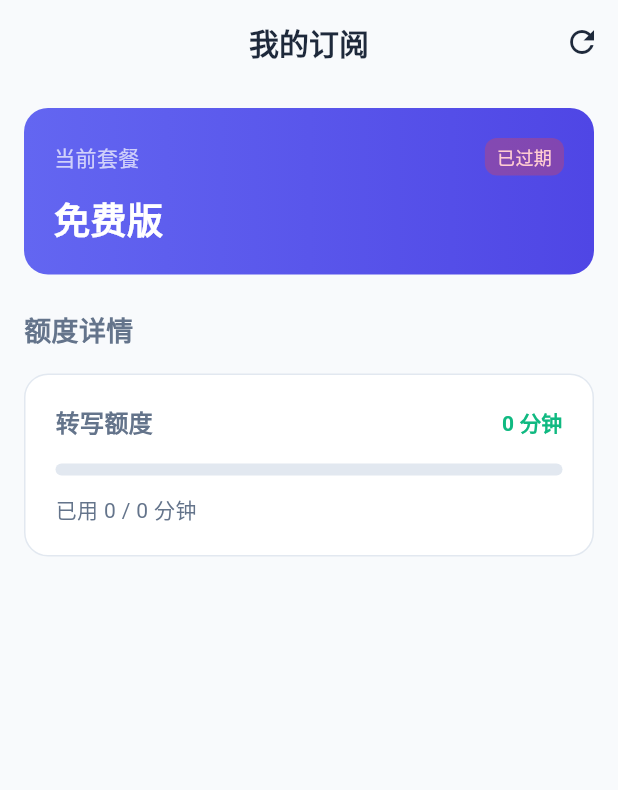
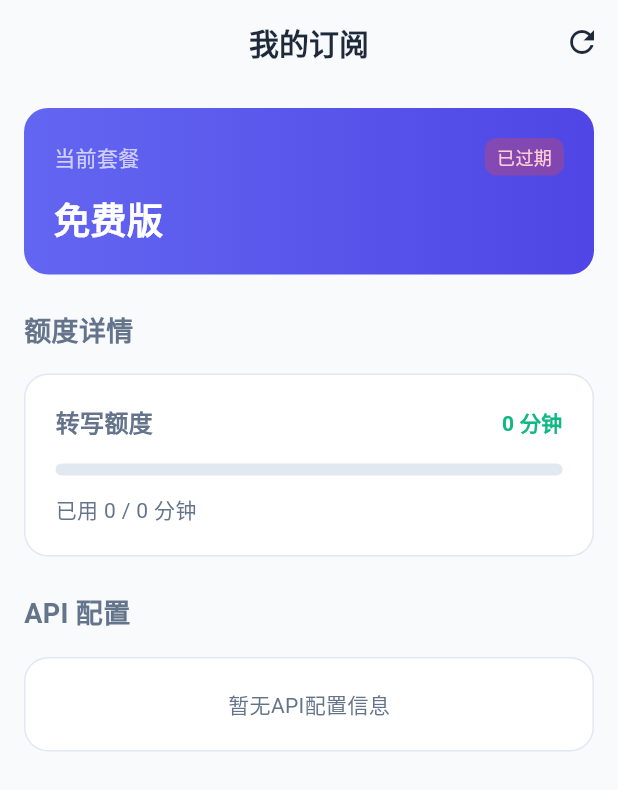
Before and after one commit to moyuwudao/dang, a Flutter app: the SubscriptionMineScreen screen opened by its route, after a tap on the "refresh" icon, on a phone screen of 412 x 824 dp. Shown: the top 790 px of the screen. Run offline on Flutter 3.47's test engine with Material 3 defaults, Android fonts, the phone set to English and light mode, and no system bars; our stand-ins replace connectivity_plus, dio, drift, drift_flutter, file_picker, flutter_local_notifications and 8 more; missing offline and left inert: add_2_calendar, pointycastle, record, webdav_client; accounts and stored records are empty; generated files the repository leaves out were written again; network calls fail; Roboto replaces fonts that are missing (PingFang SC).

Commit message:
feat: APP订阅页面添加API配置展示

```diff
--- a/lib/features/subscription/providers/subscription_provider.dart
+++ b/lib/features/subscription/providers/subscription_provider.dart
@@ -1,6 +1,29 @@
 import 'package:flutter_riverpod/flutter_riverpod.dart';
 import '../../../core/services/cloud_api_service.dart';
 import '../models/plan_model.dart';
+
+class ApiPolicy {
+  final String provider;
+  final String? modelPattern;
+  final double multiplier;
+  final bool isAllowed;
+
+  const ApiPolicy({
+    required this.provider,
+    this.modelPattern,
+    required this.multiplier,
+    this.isAllowed = true,
+  });
+
+  factory ApiPolicy.fromJson(Map<String, dynamic> json) {
+    return ApiPolicy(
+      provider: json['provider'] ?? '',
+      modelPattern: json['modelPattern'],
+      multiplier: (json['multiplier'] ?? 1.0).toDouble(),
+      isAllowed: json['isAllowed'] ?? true,
+    );
+  }
+}
 
 class SubscriptionState {
   final bool isActive;
@@ -10,6 +33,7 @@ class SubscriptionState {
   final int usedQuota;
   final DateTime? expiresAt;
   final int balanceCents;
+  final List<ApiPolicy> apiPolicies;
 
   const SubscriptionState({
     this.isActive = false,
@@ -19,6 +43,7 @@ class SubscriptionState {
     this.usedQuota = 0,
     this.expiresAt,
     this.balanceCents = 0,
+    this.apiPolicies = const [],
   });
 
   SubscriptionState copyWith({
@@ -29,6 +54,7 @@ class SubscriptionState {
     int? usedQuota,
     DateTime? expiresAt,
     int? balanceCents,
+    List<ApiPolicy>? apiPolicies,
   }) {
     return SubscriptionState(
       isActive: isActive ?? this.isActive,
@@ -38,6 +64,7 @@ class SubscriptionState {
       usedQuota: usedQuota ?? this.usedQuota,
       expiresAt: expiresAt ?? this.expiresAt,
       balanceCents: balanceCents ?? this.balanceCents,
+      apiPolicies: apiPolicies ?? this.apiPolicies,
     );
   }
 }
@@ -48,6 +75,9 @@ class SubscriptionNotifier extends AsyncNotifier<SubscriptionState> {
     try {
       final response = await CloudApiService.instance.get('/subscription');
       final data = response.data['data'];
+      final policies = (data['apiPolicies'] as List<dynamic>?)
+          ?.map((e) => ApiPolicy.fromJson(e))
+          .toList() ?? [];
       return SubscriptionState(
         isActive: data['status'] == 'active',
         planId: data['planId'],
@@ -58,6 +88,7 @@ class SubscriptionNotifier extends AsyncNotifier<SubscriptionState> {
             ? DateTime.parse(data['expiresAt'])
             : null,
         balanceCents: data['balanceCents'] ?? 0,
+        apiPolicies: policies,
       );
     } catch (e) {
       return const SubscriptionState();
@@ -68,6 +99,9 @@ class SubscriptionNotifier extends AsyncNotifier<SubscriptionState> {
     try {
       final response = await CloudApiService.instance.get('/subscription');
       final data = response.data['data'];
+      final policies = (data['apiPolicies'] as List<dynamic>?)
+          ?.map((e) => ApiPolicy.fromJson(e))
+          .toList() ?? [];
       state = AsyncData(SubscriptionState(
         isActive: data['status'] == 'active',
         planId: data['planId'],
@@ -78,6 +112,7 @@ class SubscriptionNotifier extends AsyncNotifier<SubscriptionState> {
             ? DateTime.parse(data['expiresAt'])
             : null,
         balanceCents: data['balanceCents'] ?? 0,
+        apiPolicies: policies,
       ));
     } catch (e, stack) {
       state = AsyncError(e, stack);
--- a/lib/features/subscription/screens/subscription_mine_screen.dart
+++ b/lib/features/subscription/screens/subscription_mine_screen.dart
@@ -46,6 +46,16 @@ class SubscriptionMineScreen extends ConsumerWidget {
             ),
             const SizedBox(height: 16),
             _buildQuotaCard(context, subscriptionState, l10n),
+            const SizedBox(height: 24),
+            Text(
+              'API 配置',
+              style: TextStyle(
+                fontSize: 18,
+                fontWeight: FontWeight.bold,
+              ),
+            ),
+            const SizedBox(height: 16),
+            _buildApiPoliciesCard(context, subscriptionState, l10n),
             const SizedBox(height: 100), // 为下拉刷新提供空间
           ],
         ),
@@ -176,4 +186,107 @@ class SubscriptionMineScreen extends ConsumerWidget {
       ),
     );
   }
-}
+
+  Widget _buildApiPoliciesCard(BuildContext context, SubscriptionState state, AppLocalizations l10n) {
+    if (state.apiPolicies.isEmpty) {
+      return Container(
+        padding: const EdgeInsets.all(20),
+        decoration: BoxDecoration(
+          color: AppColors.surface,
+          borderRadius: BorderRadius.circular(16),
+          border: Border.all(color: AppColors.divider),
+        ),
+        child: const Center(
+          child: Text(
+            '暂无API配置信息',
+            style: TextStyle(
+              color: AppColors.textSecondary,
+              fontSize: 14,
+            ),
+          ),
+        ),
+      );
+    }
+
+    final providerNames = {
+      'qwen': '通义千问',
+      'deepseek': 'DeepSeek',
+      'openai': 'OpenAI',
+      'anthropic': 'Anthropic',
+      'gemini': 'Gemini',
+      'grok': 'Grok',
+      'all': '全部',
+    };
+
+    return Container(
+      padding: const EdgeInsets.all(20),
+      decoration: BoxDecoration(
+        color: AppColors.surface,
+        borderRadius: BorderRadius.circular(16),
+        border: Border.all(color: AppColors.divider),
+      ),
+      child: Column(
+        crossAxisAlignment: CrossAxisAlignment.start,
+        children: [
+          ...state.apiPolicies.map((policy) {
+            return Padding(
+              padding: const EdgeInsets.only(bottom: 12),
+              child: Row(
+                mainAxisAlignment: MainAxisAlignment.spaceBetween,
+                children: [
+                  Expanded(
+                    child: Column(
+                      crossAxisAlignment: CrossAxisAlignment.start,
+                      children: [
+                          Text(
+                            providerNames[policy.provider] ?? policy.provider,
+                            style: const TextStyle(
+                              fontSize: 14,
+                              fontWeight: FontWeight.bold,
+                            ),
+                          ),
+                          if (policy.modelPattern != null)
+                            Text(
+                              '模型: ${policy.modelPattern}',
+                              style: const TextStyle(
+                                fontSize: 12,
+                                color: AppColors.textSecondary,
+                              ),
+                            ),
+                        ],
+                      ),
+                    ),
+                    Container(
+                      padding: const EdgeInsets.symmetric(horizontal: 8, vertical: 4),
+                      decoration: BoxDecoration(
+                        color: policy.isAllowed
+                            ? AppColors.primary.withOpacity(0.1)
+                            : Colors.red.withOpacity(0.1),
+                        borderRadius: BorderRadius.circular(8),
+                      ),
+                      child: Text(
+                        policy.isAllowed ? '${policy.multiplier}x' : '禁用',
+                        style: TextStyle(
+                          color: policy.isAllowed ? AppColors.primary : Colors.red,
+                          fontSize: 12,
+                          fontWeight: FontWeight.bold,
+                        ),
+                      ),
+                    ),
+                  ],
+                ),
+              );
+            }).toList(),
+            const SizedBox(height: 8),
+            const Text(
+              '消耗倍数：每次调用消耗的配额单位倍数',
+              style: TextStyle(
+                fontSize: 12,
+                color: AppColors.textSecondary,
+              ),
+            ),
+          ],
+        ),
+      );
+    }
+  }
```
Also changed, not shown: 1 other file.
